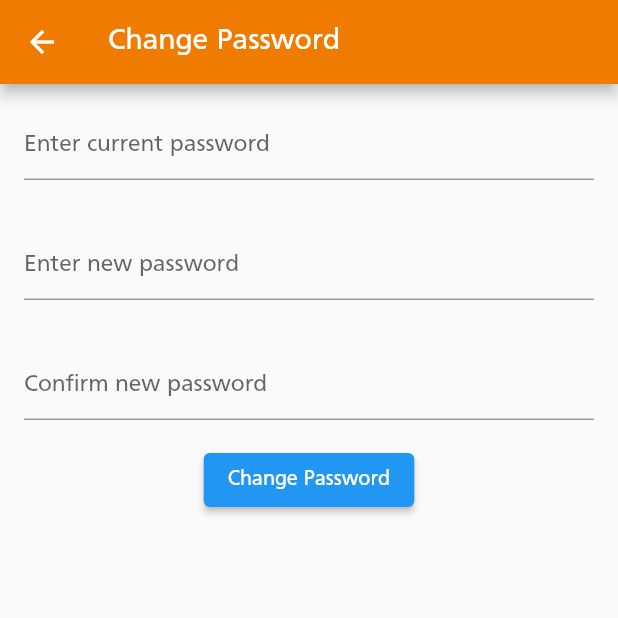
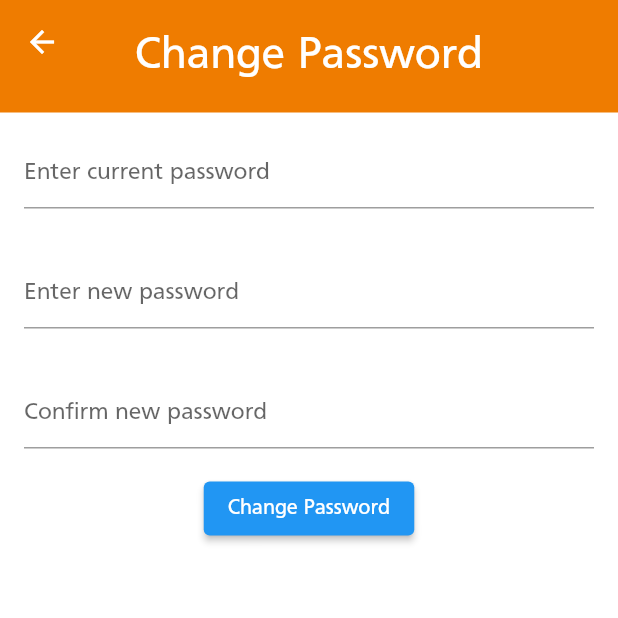
Before and after one commit to dylkaw/freshsoc, a Flutter app: the ChangePassword screen opened directly, on a phone screen of 412 x 824 dp, the top half of it. Run offline on Flutter 3.47's test engine with Material 2 defaults, Android fonts, the phone set to English and light mode, and no system bars; our stand-ins replace cloud_firestore, firebase_auth, firebase_core, firebase_storage, flutter_spinkit, image_picker and 1 more; accounts and stored records are empty; network calls fail.

Commit message:
Formatting appBar for change_password and update_profile
Standardising format of new pages

```diff
--- a/lib/screens/settings/change_password.dart
+++ b/lib/screens/settings/change_password.dart
@@ -20,9 +20,25 @@ class _ChangePasswordState extends State<ChangePassword> {
   @override
   Widget build(BuildContext context) {
     return Scaffold(
-      appBar: AppBar(
-        title: Text('Change Password'),
-        backgroundColor: nusOrange,
+      backgroundColor: Colors.white,
+      appBar: PreferredSize(
+        preferredSize: Size.fromHeight(75),
+        child: AppBar(
+          flexibleSpace: SafeArea(
+            child: Column(
+              mainAxisAlignment: MainAxisAlignment.center,
+              children: [
+                Text(
+                  'Change Password',
+                  style: TextStyle(fontSize: 30, color: Colors.white),
+                ),
+              ],
+            ),
+          ),
+          centerTitle: true,
+          backgroundColor: nusOrange,
+          elevation: 0.0,
+        ),
       ),
       body: Form(
         key: _formKey,
```
Also changed, not shown: lib/screens/settings/update_profile.dart (+19 -3 lines).
